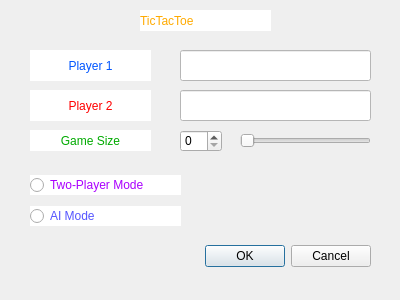
Before: the Qt Designer form GameConfiguration.ui in Triantonio/TicTacToeWithAI, drawn with Qt 5.
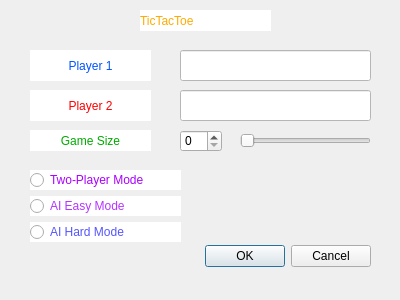
After: the same form once the commit is applied.

Commit message: #Improvement-13: Add an Easy-AI Mode

```diff
--- a/GameConfiguration.ui
+++ b/GameConfiguration.ui
@@ -167,7 +167,7 @@
      <x>30</x>
      <y>170</y>
      <width>151</width>
-     <height>61</height>
+     <height>74</height>
     </rect>
    </property>
    <layout class="QVBoxLayout" name="verticalLayout">
@@ -183,6 +183,18 @@
       </property>
      </widget>
     </item>
+    <item>
+     <widget class="QRadioButton" name="aiEasyModeRadioButton">
+      <property name="styleSheet">
+       <string notr="true">color: rgb(181, 52, 255);
+font: 700 10pt &quot;Bodoni MT&quot;;
+background-color: rgb(255, 255, 255);</string>
+      </property>
+      <property name="text">
+       <string>AI Easy Mode</string>
+      </property>
+     </widget>
+    </item>
     <item>
      <widget class="QRadioButton" name="aiModeRadioButton">
       <property name="styleSheet">
@@ -191,7 +203,7 @@
 background-color: rgb(255, 255, 255);</string>
       </property>
       <property name="text">
-       <string>AI Mode</string>
+       <string>AI Hard Mode</string>
       </property>
      </widget>
     </item>
```
The commit also changes 6 other files.
